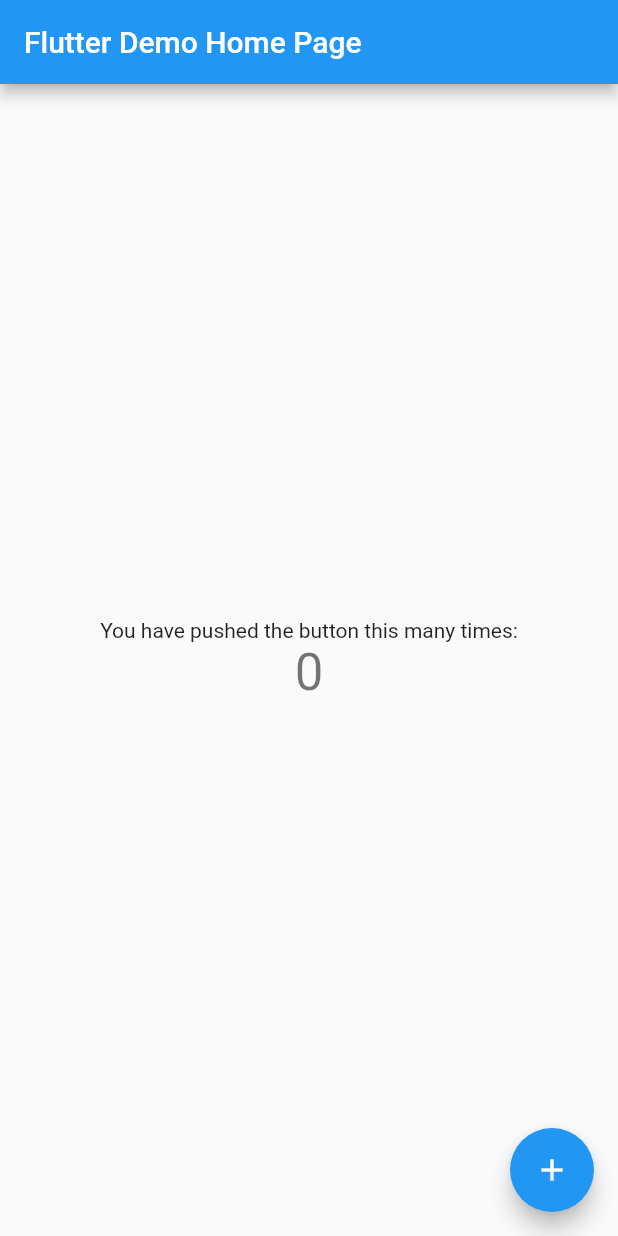
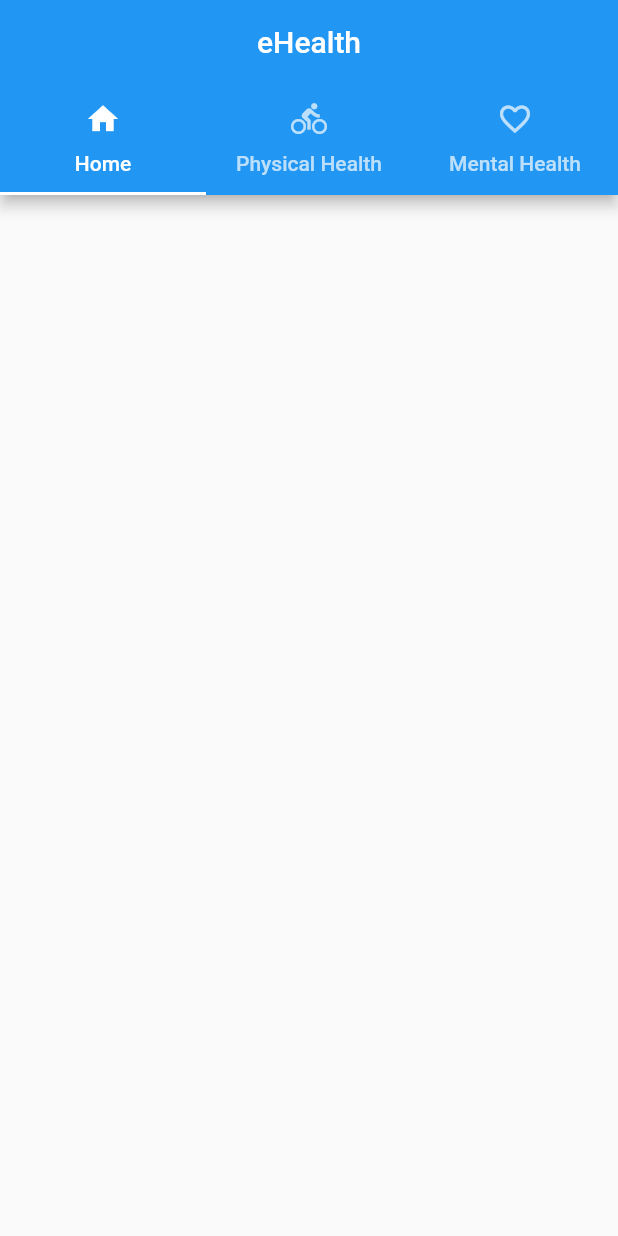
Before and after one commit to amywang480/to_hacks_project, a Flutter app: the screen it shows after launch, on a phone screen of 412 x 824 dp. Run offline on Flutter 3.47's test engine with Material 2 defaults, Android fonts, the phone set to English and light mode, and no system bars.

Commit message:
Created App tabs

```diff
--- a/lib/main.dart
+++ b/lib/main.dart
@@ -1,111 +1,52 @@
 import 'package:flutter/material.dart';
+import './HomeTab.dart' as first;
+import './PhysicalTab.dart' as second;
+import './MentalTab.dart' as third;
 
-void main() => runApp(MyApp());
-
-class MyApp extends StatelessWidget {
-  // This widget is the root of your application.
-  @override
-  Widget build(BuildContext context) {
-    return MaterialApp(
-      title: 'Flutter Demo',
-      theme: ThemeData(
-        // This is the theme of your application.
-        //
-        // Try running your application with "flutter run". You'll see the
-        // application has a blue toolbar. Then, without quitting the app, try
-        // changing the primarySwatch below to Colors.green and then invoke
-        // "hot reload" (press "r" in the console where you ran "flutter run",
-        // or simply save your changes to "hot reload" in a Flutter IDE).
-        // Notice that the counter didn't reset back to zero; the application
-        // is not restarted.
-        primarySwatch: Colors.blue,
-      ),
-      home: MyHomePage(title: 'Flutter Demo Home Page'),
-    );
-  }
+void main() {
+  runApp(new MaterialApp(
+      home: new MyTabs()
+  ));
 }
 
-class MyHomePage extends StatefulWidget {
-  MyHomePage({Key key, this.title}) : super(key: key);
+class MyTabs extends StatefulWidget {
+  @override
+  MyTabsState createState() => new MyTabsState();
+}
 
-  // This widget is the home page of your application. It is stateful, meaning
-  // that it has a State object (defined below) that contains fields that affect
-  // how it looks.
+class MyTabsState extends State<MyTabs> with SingleTickerProviderStateMixin {
 
-  // This class is the configuration for the state. It holds the values (in this
-  // case the title) provided by the parent (in this case the App widget) and
-  // used by the build method of the State. Fields in a Widget subclass are
-  // always marked "final".
 
-  final String title;
+  TabController controller;
 
   @override
-  _MyHomePageState createState() => _MyHomePageState();
-}
+  void initState() {
+    super.initState();
+    controller = new TabController(vsync: this, length: 3);
+  }
 
-class _MyHomePageState extends State<MyHomePage> {
-  int _counter = 0;
-
-  void _incrementCounter() {
-    setState(() {
-      // This call to setState tells the Flutter framework that something has
-      // changed in this State, which causes it to rerun the build method below
-      // so that the display can reflect the updated values. If we changed
-      // _counter without calling setState(), then the build method would not be
-      // called again, and so nothing would appear to happen.
-      _counter++;
-    });
+  @override
+  void dispose() {
+    controller.dispose();
+    super.dispose();
   }
 
   @override
   Widget build(BuildContext context) {
-    // This method is rerun every time setState is called, for instance as done
-    // by the _incrementCounter method above.
-    //
-    // The Flutter framework has been optimized to make rerunning build methods
-    // fast, so that you can just rebuild anything that needs updating rather
-    // than having to individually change instances of widgets.
-    return Scaffold(
-      appBar: AppBar(
-        // Here we take the value from the MyHomePage object that was created by
-        // the App.build method, and use it to set our appbar title.
-        title: Text(widget.title),
-      ),
-      body: Center(
-        // Center is a layout widget. It takes a single child and positions it
-        // in the middle of the parent.
-        child: Column(
-          // Column is also a layout widget. It takes a list of children and
-          // arranges them vertically. By default, it sizes itself to fit its
-          // children horizontally, and tries to be as tall as its parent.
-          //
-          // Invoke "debug painting" (press "p" in the console, choose the
-          // "Toggle Debug Paint" action from the Flutter Inspector in Android
-          // Studio, or the "Toggle Debug Paint" command in Visual Studio Code)
-          // to see the wireframe for each widget.
-          //
-          // Column has various properties to control how it sizes itself and
-          // how it positions its children. Here we use mainAxisAlignment to
-          // center the children vertically; the main axis here is the vertical
-          // axis because Columns are vertical (the cross axis would be
-          // horizontal).
-          mainAxisAlignment: MainAxisAlignment.center,
-          children: <Widget>[
-            Text(
-              'You have pushed the button this many times:',
-            ),
-            Text(
-              '$_counter',
-              style: Theme.of(context).textTheme.display1,
-            ),
-          ],
+    return new Scaffold(
+        appBar: new AppBar(
+            title: new Text("eHealth"),
+            centerTitle: true,
+            backgroundColor: Colors.blue,
+            bottom: new TabBar(
+                controller: controller,
+                tabs: <Tab>[
+                  new Tab(icon: new Icon(Icons.home), text: 'Home'),
+                  new Tab(icon: new Icon(Icons.directions_bike), text: 'Physical Health'),
+                  new Tab(icon: new Icon(Icons.favorite_border), text: 'Mental Health'),
+                ]
+            )
         ),
-      ),
-      floatingActionButton: FloatingActionButton(
-        onPressed: _incrementCounter,
-        tooltip: 'Increment',
-        child: Icon(Icons.add),
-      ), // This trailing comma makes auto-formatting nicer for build methods.
     );
   }
 }
```
Also changed, not shown: 1 other file.
